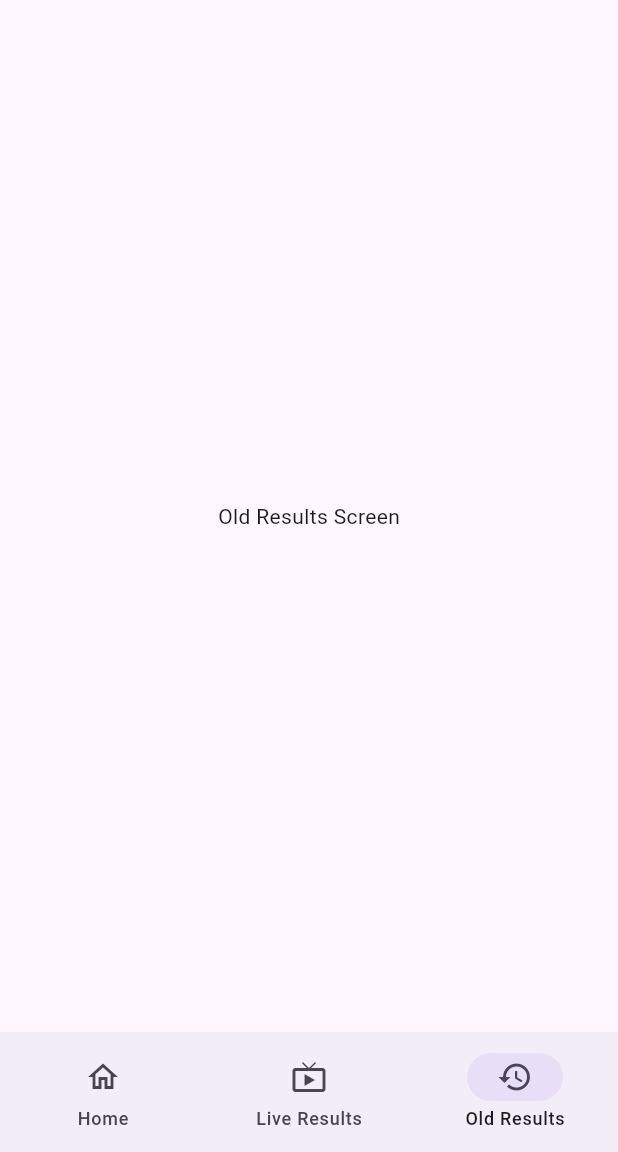
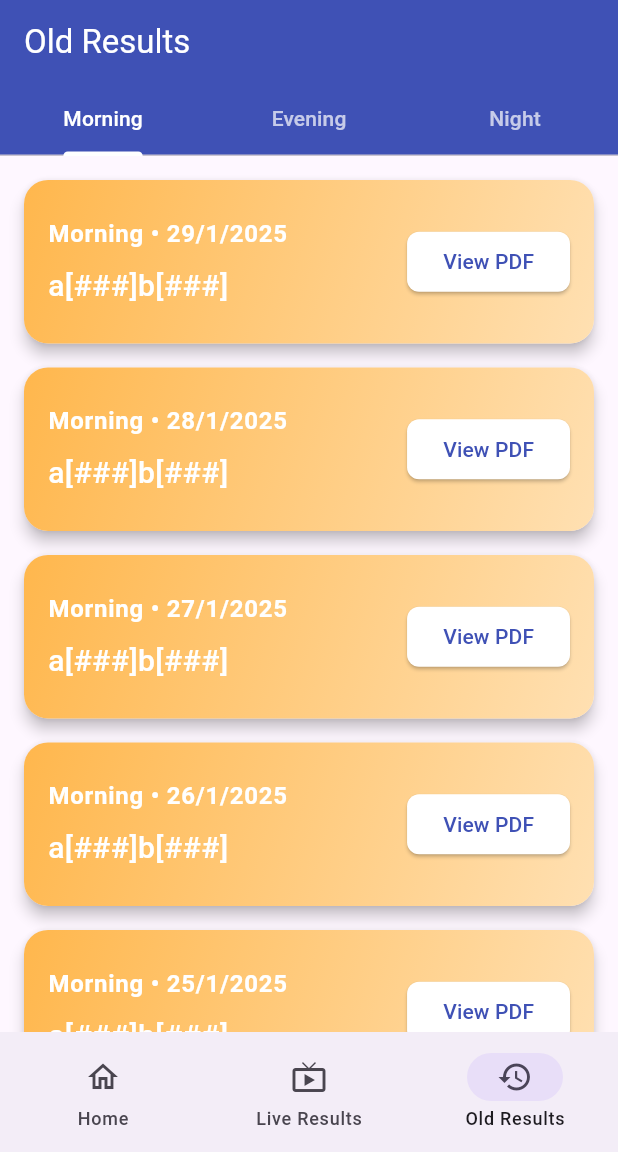
Before and after one commit to Navendu1/flutter_application_1, a Flutter app: the screen it shows after launch, item 3 of the bottom bar chosen, on a phone screen of 412 x 824 dp, the part 84-1236 px from its top. Run offline on Flutter 3.47's test engine with Material 3 defaults, Android fonts, the phone set to English and light mode, and no system bars; our stand-ins replace share_plus, webview_flutter; missing offline and left inert: webview_flutter_android.

Commit message:
add old results screen with tabbed navigation and result model implementation

```diff
--- /dev/null
+++ b/lib/models/result_model.dart
@@ -0,0 +1,44 @@
+class ResultModel {
+  final DateTime date;
+  final String timeSlot;
+  final String resultNumbers;
+  final String pdfUrl;
+
+  ResultModel({
+    required this.date,
+    required this.timeSlot,
+    required this.resultNumbers,
+    required this.pdfUrl,
+  });
+
+  static String generatePdfUrl(DateTime date, String type) {
+    String day = date.day.toString().padLeft(2, '0');
+    String month = date.month.toString().padLeft(2, '0');
+    String year = date.year.toString().substring(2);
+    return "https://nagalandstatelotterysambad.com/wp-content/uploads/20$year/$month/$type$day$month$year.pdf";
+  }
+
+  factory ResultModel.forDate(DateTime date, String timeSlot) {
+    String type;
+    switch (timeSlot) {
+      case 'Morning':
+        type = 'MD';
+        break;
+      case 'Evening':
+        type = 'DD';
+        break;
+      case 'Night':
+        type = 'ED';
+        break;
+      default:
+        type = 'MD';
+    }
+
+    return ResultModel(
+      date: date,
+      timeSlot: timeSlot,
+      resultNumbers: 'a[###]b[###]', // Placeholder for actual results
+      pdfUrl: generatePdfUrl(date, type),
+    );
+  }
+}
--- a/lib/screens/old_results_screen.dart
+++ b/lib/screens/old_results_screen.dart
@@ -1,13 +1,179 @@
 import 'package:flutter/material.dart';
+import '../models/result_model.dart';
+import '../morning_result.dart';
+import '../evening_result.dart';
+import '../night_result.dart';
 
-class OldResultsScreen extends StatelessWidget {
+class OldResultsScreen extends StatefulWidget {
   const OldResultsScreen({super.key});
 
   @override
+  State<OldResultsScreen> createState() => _OldResultsScreenState();
+}
+
+class _OldResultsScreenState extends State<OldResultsScreen> with SingleTickerProviderStateMixin {
+  late TabController _tabController;
+  List<DateTime> dates = [];
+
+  @override
+  void initState() {
+    super.initState();
+    _tabController = TabController(length: 3, vsync: this);
+    _generateDates();
+  }
+
+  @override
+  void dispose() {
+    _tabController.dispose();
+    super.dispose();
+  }
+
+  void _generateDates() {
+    final now = DateTime.now();
+    for (int i = 0; i < 30; i++) {
+      dates.add(now.subtract(Duration(days: i)));
+    }
+  }
+
+  LinearGradient _getGradientForTime(String timeSlot) {
+    switch (timeSlot) {
+      case 'Morning':
+        return LinearGradient(
+          begin: Alignment.topLeft,
+          end: Alignment.bottomRight,
+          colors: [
+            Colors.orange[300]!,
+            Colors.orange[100]!,
+          ],
+        );
+      case 'Evening':
+        return LinearGradient(
+          begin: Alignment.topLeft,
+          end: Alignment.bottomRight,
+          colors: [
+            Colors.purple[400]!,
+            Colors.purple[100]!,
+          ],
+        );
+      case 'Night':
+        return LinearGradient(
+          begin: Alignment.topLeft,
+          end: Alignment.bottomRight,
+          colors: [
+            Colors.indigo[700]!,
+            Colors.indigo[400]!,
+          ],
+        );
+      default:
+        return LinearGradient(
+          colors: [Colors.grey[300]!, Colors.grey[100]!],
+        );
+    }
+  }
+
+  Widget _buildResultCard(ResultModel result) {
+    return Card(
+      margin: const EdgeInsets.symmetric(horizontal: 16, vertical: 8),
+      elevation: 4,
+      shape: RoundedRectangleBorder(
+        borderRadius: BorderRadius.circular(16),
+      ),
+      child: Container(
+        decoration: BoxDecoration(
+          gradient: _getGradientForTime(result.timeSlot),
+          borderRadius: BorderRadius.circular(16),
+        ),
+        child: ListTile(
+          contentPadding: const EdgeInsets.all(16),
+          title: Text(
+            '${result.timeSlot} • ${result.date.day}/${result.date.month}/${result.date.year}',
+            style: const TextStyle(
+              color: Colors.white,
+              fontWeight: FontWeight.bold,
+              fontSize: 16,
+            ),
+          ),
+          subtitle: Padding(
+            padding: const EdgeInsets.only(top: 8),
+            child: Text(
+              result.resultNumbers,
+              style: const TextStyle(
+                color: Colors.white,
+                fontSize: 20,
+                fontWeight: FontWeight.w500,
+              ),
+            ),
+          ),
+          trailing: ElevatedButton(
+            style: ElevatedButton.styleFrom(
+              backgroundColor: Colors.white,
+              foregroundColor: Colors.indigo,
+              shape: RoundedRectangleBorder(
+                borderRadius: BorderRadius.circular(8),
+              ),
+            ),
+            onPressed: () {
+              Navigator.push(
+                context,
+                MaterialPageRoute(
+                  builder: (context) {
+                    switch (result.timeSlot) {
+                      case 'Morning':
+                        return MorningResultScreen(pdfUrl: result.pdfUrl);
+                      case 'Evening':
+                        return EveningResultScreen(pdfUrl: result.pdfUrl);
+                      case 'Night':
+                        return NightResultScreen(pdfUrl: result.pdfUrl);
+                      default:
+                        return MorningResultScreen(pdfUrl: result.pdfUrl);
+                    }
+                  },
+                ),
+              );
+            },
+            child: const Text('View PDF'),
+          ),
+        ),
+      ),
+    );
+  }
+
+  Widget _buildResultList(String timeSlot) {
+    final results = dates.map((date) => ResultModel.forDate(date, timeSlot)).toList();
+
+    return ListView.builder(
+      padding: const EdgeInsets.symmetric(vertical: 8),
+      itemCount: results.length,
+      itemBuilder: (context, index) => _buildResultCard(results[index]),
+    );
+  }
+
+  @override
   Widget build(BuildContext context) {
-    return const Scaffold(
-      body: Center(
-        child: Text('Old Results Screen'),
+    return Scaffold(
+      appBar: AppBar(
+        title: const Text('Old Results'),
+        backgroundColor: Colors.indigo,
+        foregroundColor: Colors.white,
+        bottom: TabBar(
+          controller: _tabController,
+          labelColor: Colors.white,
+          unselectedLabelColor: Colors.white70,
+          indicatorColor: Colors.white,
+          tabs: const [
+            Tab(text: 'Morning'),
+            Tab(text: 'Evening'),
+            Tab(text: 'Night'),
+          ],
+        ),
+      ),
+      body: TabBarView(
+        controller: _tabController,
+        children: [
+          _buildResultList('Morning'),
+          _buildResultList('Evening'),
+          _buildResultList('Night'),
+        ],
       ),
     );
   }
```
